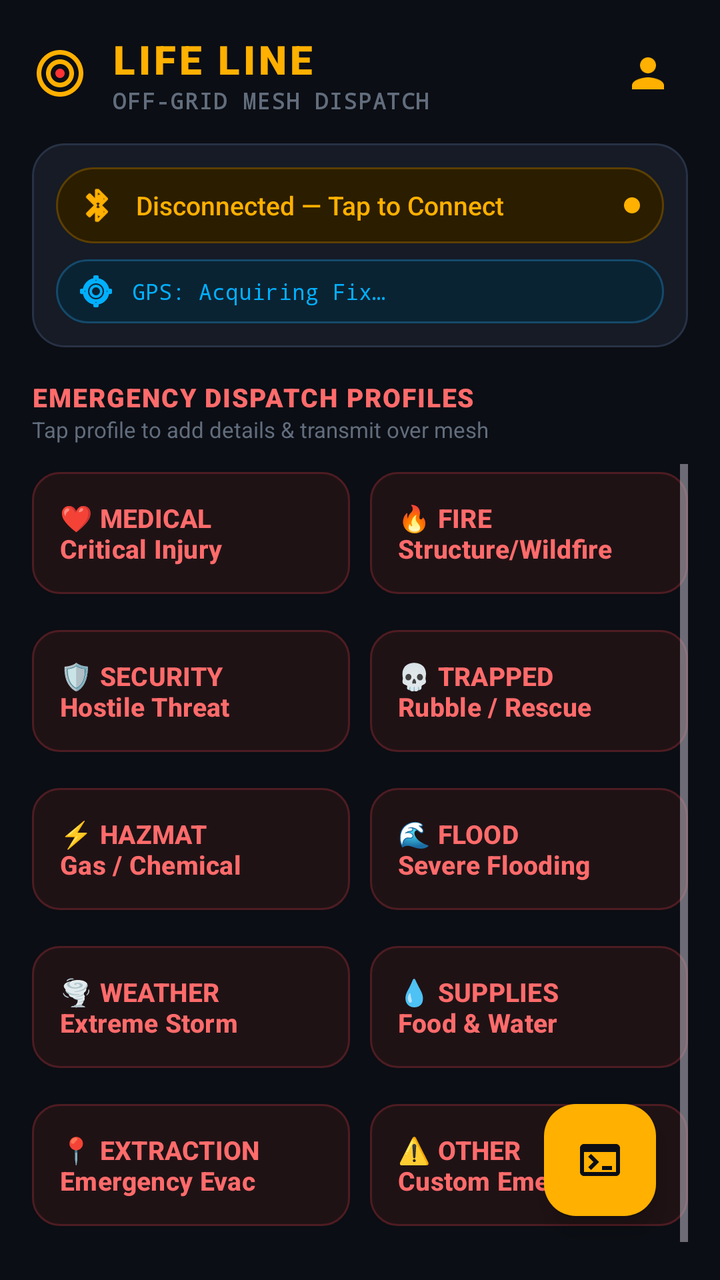
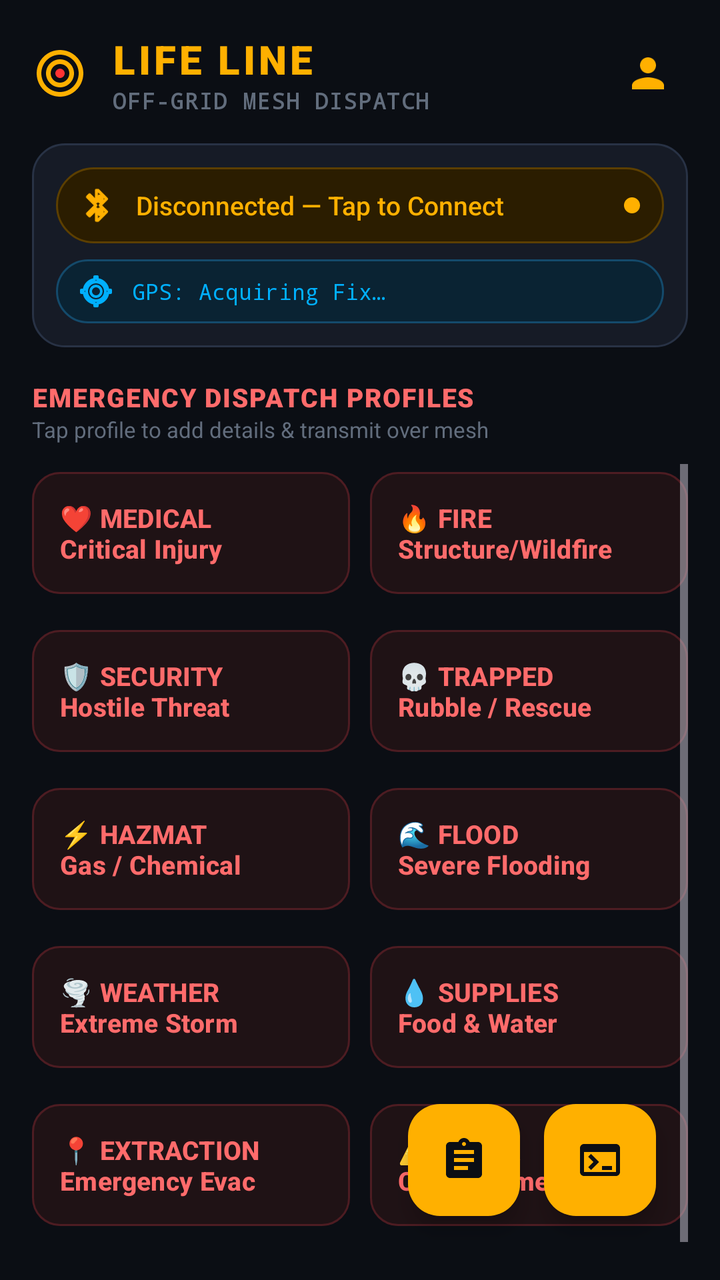

Before-and-after screenshots of an Android layout around one commit, followed by the original layout XML and the change that was made.
<!-- AndroidManifest.xml: application theme Theme.LifeLine -->
<!-- res/layout/activity_main.xml -->
<?xml version="1.0" encoding="utf-8"?>
<androidx.constraintlayout.widget.ConstraintLayout xmlns:android="http://schemas.android.com/apk/res/android"
    xmlns:app="http://schemas.android.com/apk/res-auto"
    xmlns:tools="http://schemas.android.com/tools"
    android:id="@+id/main"
    android:layout_width="match_parent"
    android:layout_height="match_parent"
    android:background="@color/bg_dark"
    android:padding="16dp"
    tools:context=".MainActivity">

    
    <LinearLayout
        android:id="@+id/headerLayout"
        android:layout_width="match_parent"
        android:layout_height="wrap_content"
        android:gravity="center_vertical"
        android:orientation="horizontal"
        app:layout_constraintTop_toTopOf="parent">

        <ImageView
            android:layout_width="28dp"
            android:layout_height="28dp"
            android:contentDescription="@string/logo_desc"
            android:src="@drawable/ic_lifeline_logo" />

        <LinearLayout
            android:layout_width="0dp"
            android:layout_height="wrap_content"
            android:layout_marginStart="12dp"
            android:layout_weight="1"
            android:orientation="vertical">

            <TextView
                android:id="@+id/textView"
                android:layout_width="wrap_content"
                android:layout_height="wrap_content"
                android:fontFamily="sans-serif-black"
                android:letterSpacing="0.08"
                android:text="@string/app_title"
                android:textColor="@color/amber_primary"
                android:textSize="20sp"
                android:textStyle="bold" />

            <TextView
                android:layout_width="wrap_content"
                android:layout_height="wrap_content"
                android:fontFamily="monospace"
                android:letterSpacing="0.05"
                android:text="@string/mesh_dispatch_tag"
                android:textColor="@color/text_muted"
                android:textSize="11sp"
                android:textStyle="bold" />
        </LinearLayout>

        <ImageButton
            android:id="@+id/btnAccount"
            android:layout_width="40dp"
            android:layout_height="40dp"
            android:layout_marginStart="8dp"
            android:background="?attr/selectableItemBackgroundBorderless"
            android:contentDescription="@string/account_desc"
            android:padding="8dp"
            android:scaleType="fitCenter"
            android:src="@drawable/ic_account"
            app:tint="@color/amber_primary" />
    </LinearLayout>

    
    <LinearLayout
        android:id="@+id/statusDashboardCard"
        android:layout_width="match_parent"
        android:layout_height="wrap_content"
        android:layout_marginTop="14dp"
        android:background="@drawable/bg_status_card"
        android:orientation="vertical"
        android:padding="12dp"
        app:layout_constraintTop_toBottomOf="@id/headerLayout">

        
        <LinearLayout
            android:id="@+id/statusConnectContainer"
            android:layout_width="match_parent"
            android:layout_height="wrap_content"
            android:background="@drawable/bg_pill_amber"
            android:clickable="true"
            android:focusable="true"
            android:foreground="?attr/selectableItemBackground"
            android:gravity="center_vertical"
            android:orientation="horizontal"
            android:paddingHorizontal="12dp"
            android:paddingVertical="10dp">

            <ImageView
                android:id="@+id/bluetoothIcon"
                android:layout_width="18dp"
                android:layout_height="18dp"
                android:contentDescription="@string/bluetooth_desc"
                android:src="@drawable/ic_bluetooth"
                app:tint="@color/amber_primary" />

            <TextView
                android:id="@+id/textView2"
                android:layout_width="0dp"
                android:layout_height="wrap_content"
                android:layout_marginStart="10dp"
                android:layout_weight="1"
                android:fontFamily="sans-serif-medium"
                android:text="@string/bt_disconnected"
                android:textColor="@color/amber_primary"
                android:textSize="13sp" />

            <TextView
                android:id="@+id/statusBadgeDot"
                android:layout_width="8dp"
                android:layout_height="8dp"
                android:background="@drawable/bg_pill_amber"
                android:backgroundTint="@color/amber_primary" />
        </LinearLayout>

        
        <LinearLayout
            android:id="@+id/gpsStatusContainer"
            android:layout_width="match_parent"
            android:layout_height="wrap_content"
            android:layout_marginTop="8dp"
            android:background="@drawable/bg_pill_cyan"
            android:gravity="center_vertical"
            android:orientation="horizontal"
            android:paddingHorizontal="12dp"
            android:paddingVertical="8dp">

            <ImageView
                android:layout_width="16dp"
                android:layout_height="16dp"
                android:contentDescription="@string/gps_sensor_desc"
                android:src="@drawable/ic_gps"
                app:tint="@color/cyan_gps" />

            <TextView
                android:id="@+id/gpsStatusText"
                android:layout_width="match_parent"
                android:layout_height="wrap_content"
                android:layout_marginStart="10dp"
                android:fontFamily="monospace"
                android:text="@string/gps_acquiring"
                android:textColor="@color/cyan_gps"
                android:textSize="11sp" />
        </LinearLayout>

    </LinearLayout>

    
    <TextView
        android:id="@+id/dispatchTitle"
        android:layout_width="wrap_content"
        android:layout_height="wrap_content"
        android:layout_marginTop="16dp"
        android:fontFamily="sans-serif-black"
        android:letterSpacing="0.05"
        android:text="@string/dispatch_profiles_title"
        android:textColor="@color/sos_red_light"
        android:textSize="13sp"
        android:textStyle="bold"
        app:layout_constraintStart_toStartOf="parent"
        app:layout_constraintTop_toBottomOf="@id/statusDashboardCard" />

    <TextView
        android:id="@+id/dispatchSubtitle"
        android:layout_width="wrap_content"
        android:layout_height="wrap_content"
        android:fontFamily="sans-serif"
        android:text="@string/dispatch_profiles_subtitle"
        android:textColor="@color/text_muted"
        android:textSize="11sp"
        app:layout_constraintStart_toStartOf="parent"
        app:layout_constraintTop_toBottomOf="@id/dispatchTitle" />

    
    <ScrollView
        android:id="@+id/sosContainer"
        android:layout_width="0dp"
        android:layout_height="0dp"
        android:layout_marginTop="10dp"
        android:fillViewport="true"
        app:layout_constraintBottom_toBottomOf="parent"
        app:layout_constraintEnd_toEndOf="parent"
        app:layout_constraintStart_toStartOf="parent"
        app:layout_constraintTop_toBottomOf="@id/dispatchSubtitle">

        <LinearLayout
            android:layout_width="match_parent"
            android:layout_height="wrap_content"
            android:orientation="vertical">

            
            <LinearLayout
                android:layout_width="match_parent"
                android:layout_height="wrap_content"
                android:layout_marginBottom="10dp"
                android:baselineAligned="false"
                android:orientation="horizontal">

                <com.google.android.material.button.MaterialButton
                    android:id="@+id/sosMedicalButton"
                    style="@style/Widget.Material3.Button.OutlinedButton"
                    android:layout_width="0dp"
                    android:layout_height="wrap_content"
                    android:layout_marginEnd="5dp"
                    android:layout_weight="1"
                    android:backgroundTint="@color/sos_card_bg"
                    android:gravity="start|center_vertical"
                    android:paddingHorizontal="14dp"
                    android:paddingVertical="14dp"
                    android:text="@string/sos_medical_text"
                    android:textColor="@color/sos_red_light"
                    android:textSize="13sp"
                    android:textStyle="bold"
                    app:cornerRadius="14dp"
                    app:strokeColor="@color/sos_card_stroke"
                    app:strokeWidth="1dp" />

                <com.google.android.material.button.MaterialButton
                    android:id="@+id/sosFireButton"
                    style="@style/Widget.Material3.Button.OutlinedButton"
                    android:layout_width="0dp"
                    android:layout_height="wrap_content"
                    android:layout_marginStart="5dp"
                    android:layout_weight="1"
                    android:backgroundTint="@color/sos_card_bg"
                    android:gravity="start|center_vertical"
                    android:paddingHorizontal="14dp"
                    android:paddingVertical="14dp"
                    android:text="@string/sos_fire_text"
                    android:textColor="@color/sos_red_light"
                    android:textSize="13sp"
                    android:textStyle="bold"
                    app:cornerRadius="14dp"
                    app:strokeColor="@color/sos_card_stroke"
                    app:strokeWidth="1dp" />
            </LinearLayout>

            
            <LinearLayout
                android:layout_width="match_parent"
                android:layout_height="wrap_content"
                android:layout_marginBottom="10dp"
                android:baselineAligned="false"
                android:orientation="horizontal">

                <com.google.android.material.button.MaterialButton
                    android:id="@+id/sosSecurityButton"
                    style="@style/Widget.Material3.Button.OutlinedButton"
                    android:layout_width="0dp"
                    android:layout_height="wrap_content"
                    android:layout_marginEnd="5dp"
                    android:layout_weight="1"
                    android:backgroundTint="@color/sos_card_bg"
                    android:gravity="start|center_vertical"
                    android:paddingHorizontal="14dp"
                    android:paddingVertical="14dp"
                    android:text="@string/sos_security_text"
                    android:textColor="@color/sos_red_light"
                    android:textSize="13sp"
                    android:textStyle="bold"
                    app:cornerRadius="14dp"
                    app:strokeColor="@color/sos_card_stroke"
                    app:strokeWidth="1dp" />

                <com.google.android.material.button.MaterialButton
                    android:id="@+id/sosTrappedButton"
                    style="@style/Widget.Material3.Button.OutlinedButton"
                    android:layout_width="0dp"
                    android:layout_height="wrap_content"
                    android:layout_marginStart="5dp"
                    android:layout_weight="1"
                    android:backgroundTint="@color/sos_card_bg"
                    android:gravity="start|center_vertical"
                    android:paddingHorizontal="14dp"
                    android:paddingVertical="14dp"
                    android:text="@string/sos_trapped_text"
                    android:textColor="@color/sos_red_light"
                    android:textSize="13sp"
                    android:textStyle="bold"
                    app:cornerRadius="14dp"
                    app:strokeColor="@color/sos_card_stroke"
                    app:strokeWidth="1dp" />
            </LinearLayout>

            
            <LinearLayout
                android:layout_width="match_parent"
                android:layout_height="wrap_content"
                android:layout_marginBottom="10dp"
                android:baselineAligned="false"
                android:orientation="horizontal">

                <com.google.android.material.button.MaterialButton
                    android:id="@+id/sosHazmatButton"
                    style="@style/Widget.Material3.Button.OutlinedButton"
                    android:layout_width="0dp"
                    android:layout_height="wrap_content"
                    android:layout_marginEnd="5dp"
                    android:layout_weight="1"
                    android:backgroundTint="@color/sos_card_bg"
                    android:gravity="start|center_vertical"
                    android:paddingHorizontal="14dp"
                    android:paddingVertical="14dp"
                    android:text="@string/sos_hazmat_text"
                    android:textColor="@color/sos_red_light"
                    android:textSize="13sp"
                    android:textStyle="bold"
                    app:cornerRadius="14dp"
                    app:strokeColor="@color/sos_card_stroke"
                    app:strokeWidth="1dp" />

                <com.google.android.material.button.MaterialButton
                    android:id="@+id/sosFloodButton"
                    style="@style/Widget.Material3.Button.OutlinedButton"
                    android:layout_width="0dp"
                    android:layout_height="wrap_content"
                    android:layout_marginStart="5dp"
                    android:layout_weight="1"
                    android:backgroundTint="@color/sos_card_bg"
                    android:gravity="start|center_vertical"
                    android:paddingHorizontal="14dp"
                    android:paddingVertical="14dp"
                    android:text="@string/sos_flood_text"
                    android:textColor="@color/sos_red_light"
                    android:textSize="13sp"
                    android:textStyle="bold"
                    app:cornerRadius="14dp"
                    app:strokeColor="@color/sos_card_stroke"
                    app:strokeWidth="1dp" />
            </LinearLayout>

            
            <LinearLayout
                android:layout_width="match_parent"
                android:layout_height="wrap_content"
                android:layout_marginBottom="10dp"
                android:baselineAligned="false"
                android:orientation="horizontal">

                <com.google.android.material.button.MaterialButton
                    android:id="@+id/sosWeatherButton"
                    style="@style/Widget.Material3.Button.OutlinedButton"
                    android:layout_width="0dp"
                    android:layout_height="wrap_content"
                    android:layout_marginEnd="5dp"
                    android:layout_weight="1"
                    android:backgroundTint="@color/sos_card_bg"
                    android:gravity="start|center_vertical"
                    android:paddingHorizontal="14dp"
                    android:paddingVertical="14dp"
                    android:text="@string/sos_weather_text"
                    android:textColor="@color/sos_red_light"
                    android:textSize="13sp"
                    android:textStyle="bold"
                    app:cornerRadius="14dp"
                    app:strokeColor="@color/sos_card_stroke"
                    app:strokeWidth="1dp" />

                <com.google.android.material.button.MaterialButton
                    android:id="@+id/sosFoodWaterButton"
                    style="@style/Widget.Material3.Button.OutlinedButton"
                    android:layout_width="0dp"
                    android:layout_height="wrap_content"
                    android:layout_marginStart="5dp"
                    android:layout_weight="1"
                    android:backgroundTint="@color/sos_card_bg"
                    android:gravity="start|center_vertical"
                    android:paddingHorizontal="14dp"
                    android:paddingVertical="14dp"
                    android:text="@string/sos_supplies_text"
                    android:textColor="@color/sos_red_light"
                    android:textSize="13sp"
                    android:textStyle="bold"
                    app:cornerRadius="14dp"
                    app:strokeColor="@color/sos_card_stroke"
                    app:strokeWidth="1dp" />
            </LinearLayout>

            
            <LinearLayout
                android:layout_width="match_parent"
                android:layout_height="wrap_content"
                android:layout_marginBottom="10dp"
                android:baselineAligned="false"
                android:orientation="horizontal">

                <com.google.android.material.button.MaterialButton
                    android:id="@+id/sosExtractionButton"
                    style="@style/Widget.Material3.Button.OutlinedButton"
                    android:layout_width="0dp"
                    android:layout_height="wrap_content"
                    android:layout_marginEnd="5dp"
                    android:layout_weight="1"
                    android:backgroundTint="@color/sos_card_bg"
                    android:gravity="start|center_vertical"
                    android:paddingHorizontal="14dp"
                    android:paddingVertical="14dp"
                    android:text="@string/sos_extraction_text"
                    android:textColor="@color/sos_red_light"
                    android:textSize="13sp"
                    android:textStyle="bold"
                    app:cornerRadius="14dp"
                    app:strokeColor="@color/sos_card_stroke"
                    app:strokeWidth="1dp" />

                <com.google.android.material.button.MaterialButton
                    android:id="@+id/sosOtherButton"
                    style="@style/Widget.Material3.Button.OutlinedButton"
                    android:layout_width="0dp"
                    android:layout_height="wrap_content"
                    android:layout_marginStart="5dp"
                    android:layout_weight="1"
                    android:backgroundTint="@color/sos_card_bg"
                    android:gravity="start|center_vertical"
                    android:paddingHorizontal="14dp"
                    android:paddingVertical="14dp"
                    android:text="@string/sos_other_text"
                    android:textColor="@color/sos_red_light"
                    android:textSize="13sp"
                    android:textStyle="bold"
                    app:cornerRadius="14dp"
                    app:strokeColor="@color/sos_card_stroke"
                    app:strokeWidth="1dp" />
            </LinearLayout>

        </LinearLayout>
    </ScrollView>

    
    <com.google.android.material.floatingactionbutton.FloatingActionButton
        android:id="@+id/btnToggleTerminal"
        android:layout_width="wrap_content"
        android:layout_height="wrap_content"
        android:layout_margin="16dp"
        android:contentDescription="@string/terminal_toggle_desc"
        android:src="@drawable/ic_terminal"
        app:backgroundTint="@color/amber_primary"
        app:layout_constraintBottom_toBottomOf="parent"
        app:layout_constraintEnd_toEndOf="parent"
        app:tint="@color/bg_dark" />

    
    <com.google.android.material.card.MaterialCardView
        android:id="@+id/terminalOverlayCard"
        android:layout_width="0dp"
        android:layout_height="0dp"
        android:layout_margin="12dp"
        android:visibility="gone"
        app:cardBackgroundColor="#121212"
        app:cardCornerRadius="16dp"
        app:cardElevation="12dp"
        app:layout_constraintBottom_toBottomOf="parent"
        app:layout_constraintEnd_toEndOf="parent"
        app:layout_constraintStart_toStartOf="parent"
        app:layout_constraintTop_toTopOf="parent"
        app:strokeColor="@color/amber_primary"
        app:strokeWidth="1.5dp">

        <LinearLayout
            android:layout_width="match_parent"
            android:layout_height="match_parent"
            android:orientation="vertical"
            android:padding="12dp">

            
            <RelativeLayout
                android:layout_width="match_parent"
                android:layout_height="wrap_content"
                android:layout_marginBottom="8dp">

                <TextView
                    android:id="@+id/terminalTitle"
                    android:layout_width="wrap_content"
                    android:layout_height="wrap_content"
                    android:layout_alignParentStart="true"
                    android:layout_centerVertical="true"
                    android:layout_toStartOf="@id/btnCloseTerminal"
                    android:layout_marginEnd="8dp"
                    android:fontFamily="monospace"
                    android:letterSpacing="0.05"
                    android:text="@string/terminal_title"
                    android:textColor="@color/amber_primary"
                    android:textSize="14sp"
                    android:textStyle="bold" />

                <ImageButton
                    android:id="@+id/btnCloseTerminal"
                    android:layout_width="36dp"
                    android:layout_height="36dp"
                    android:layout_alignParentEnd="true"
                    android:layout_centerVertical="true"
                    android:background="?attr/selectableItemBackgroundBorderless"
                    android:contentDescription="@string/close_terminal_desc"
                    android:src="@drawable/ic_close"
                    app:tint="@color/amber_primary" />
            </RelativeLayout>

            <View
                android:layout_width="match_parent"
                android:layout_height="1dp"
                android:layout_marginBottom="8dp"
                android:background="#33FFFFFF" />

            
            <ScrollView
                android:id="@+id/terminalScrollView"
                android:layout_width="match_parent"
                android:layout_height="0dp"
                android:layout_weight="1"
                android:fillViewport="true">

                <TextView
                    android:id="@+id/terminalLogTextView"
                    android:layout_width="match_parent"
                    android:layout_height="wrap_content"
                    android:fontFamily="monospace"
                    android:lineSpacingExtra="3dp"
                    android:text="@string/terminal_ready"
                    android:textColor="#00FF66"
                    android:textSize="12sp" />
            </ScrollView>

        </LinearLayout>
    </com.google.android.material.card.MaterialCardView>

</androidx.constraintlayout.widget.ConstraintLayout>
<!-- resources referenced by this layout -->
<resources>
  <color name="amber_primary">#FFB000</color>
  <color name="bg_dark">#0B0E14</color>
  <color name="cyan_gps">#00B0FF</color>
  <color name="sos_card_bg">#1F1215</color>
  <color name="sos_card_stroke">#4D1C22</color>
  <color name="sos_red_light">#FF6B6B</color>
  <color name="text_muted">#626D7D</color>
  <!-- drawable bg_pill_cyan (drawable) -->
  <?xml version="1.0" encoding="utf-8"?>
  <shape xmlns:android="http://schemas.android.com/apk/res/android"
      android:shape="rectangle">
      <solid android:color="#0A2333" />
      <stroke
          android:width="1dp"
          android:color="#144A6B" />
      <corners android:radius="20dp" />
  </shape>
  <string name="account_desc">Account Profile</string>
  <string name="app_title">LIFE LINE</string>
  <string name="bluetooth_desc">Bluetooth</string>
  <string name="bt_disconnected">Disconnected — Tap to Connect</string>
  <string name="close_terminal_desc">Close Terminal</string>
  <string name="dispatch_profiles_subtitle">Tap profile to add details &amp; transmit over mesh</string>
  <string name="dispatch_profiles_title">EMERGENCY DISPATCH PROFILES</string>
  <string name="gps_acquiring">GPS: Acquiring Fix…</string>
  <string name="gps_sensor_desc">GPS Sensor</string>
  <string name="logo_desc">Life Line Logo</string>
  <string name="mesh_dispatch_tag">OFF-GRID MESH DISPATCH</string>
  <string name="sos_extraction_text">📍 EXTRACTION\nEmergency Evac</string>
  <string name="sos_fire_text">🔥 FIRE\nStructure/Wildfire</string>
  <string name="sos_flood_text">🌊 FLOOD\nSevere Flooding</string>
  <string name="sos_hazmat_text">⚡ HAZMAT\nGas / Chemical</string>
  <string name="sos_medical_text">❤️ MEDICAL\nCritical Injury</string>
  <string name="sos_other_text">⚠️ OTHER\nCustom Emergency</string>
  <string name="sos_security_text">🛡️ SECURITY\nHostile Threat</string>
  <string name="sos_supplies_text">💧 SUPPLIES\nFood &amp; Water</string>
  <string name="sos_trapped_text">💀 TRAPPED\nRubble / Rescue</string>
  <string name="sos_weather_text">🌪️ WEATHER\nExtreme Storm</string>
  <string name="terminal_ready">[SYSTEM] BLE Serial Terminal Ready.\n</string>
  <string name="terminal_title">📡 BLE SERIAL TERMINAL</string>
  <string name="terminal_toggle_desc">Bluetooth Serial Terminal</string>
  <style name="Theme.LifeLine" parent="Base.Theme.LifeLine" />
  <color name="sos_red">#FF3B30</color>
  <color name="white">#FFFFFFFF</color>
  <color name="surface_dark">#161B26</color>
  <color name="text_primary">#F0F4F8</color>
  <color name="surface_variant">#1F2636</color>
  <color name="text_secondary">#9DA8B8</color>
  <style name="Theme.LifeLine.Dialog" parent="ThemeOverlay.Material3.MaterialAlertDialog">
          <item name="shapeAppearanceOverlay">@style/ShapeAppearance.LifeLine.Dialog</item>
          <item name="colorSurface">@color/surface_variant</item>
          <item name="colorOnSurface">@color/text_primary</item>
      </style>
  <style name="ShapeAppearance.LifeLine.Dialog" parent="">
          <item name="cornerSize">20dp</item>
      </style>
  <!-- unchanged entries left out for length: 9 -->
</resources>

<!-- the commit's change to res/layout/activity_main.xml (unified diff, before → after) -->
@@ -430,6 +430,20 @@
 
         </LinearLayout>
     </ScrollView>
+
+    
+    <com.google.android.material.floatingactionbutton.FloatingActionButton
+        android:id="@+id/btnToggleSentMessages"
+        android:layout_width="wrap_content"
+        android:layout_height="wrap_content"
+        android:layout_marginEnd="12dp"
+        android:layout_marginBottom="16dp"
+        android:contentDescription="@string/sent_messages_toggle_desc"
+        android:src="@drawable/ic_sent_history"
+        app:backgroundTint="@color/amber_primary"
+        app:layout_constraintBottom_toBottomOf="parent"
+        app:layout_constraintEnd_toStartOf="@id/btnToggleTerminal"
+        app:tint="@color/bg_dark" />
 
     
     <com.google.android.material.floatingactionbutton.FloatingActionButton
@@ -528,4 +542,96 @@
         </LinearLayout>
     </com.google.android.material.card.MaterialCardView>
 
+    
+    <com.google.android.material.card.MaterialCardView
+        android:id="@+id/sentMessagesOverlayCard"
+        android:layout_width="0dp"
+        android:layout_height="0dp"
+        android:layout_margin="12dp"
+        android:visibility="gone"
+        app:cardBackgroundColor="#121212"
+        app:cardCornerRadius="16dp"
+        app:cardElevation="12dp"
+        app:layout_constraintBottom_toBottomOf="parent"
+        app:layout_constraintEnd_toEndOf="parent"
+        app:layout_constraintStart_toStartOf="parent"
+        app:layout_constraintTop_toTopOf="parent"
+        app:strokeColor="@color/amber_primary"
+        app:strokeWidth="1.5dp">
+
+        <LinearLayout
+            android:layout_width="match_parent"
+            android:layout_height="match_parent"
+            android:orientation="vertical"
+            android:padding="12dp">
+
+            
+            <RelativeLayout
+                android:layout_width="match_parent"
+                android:layout_height="wrap_content"
+                android:layout_marginBottom="8dp">
+
+                <TextView
+                    android:id="@+id/sentMessagesTitle"
+                    android:layout_width="wrap_content"
+                    android:layout_height="wrap_content"
+                    android:layout_alignParentStart="true"
+                    android:layout_centerVertical="true"
+                    android:layout_toStartOf="@id/btnCloseSentMessages"
+                    android:layout_marginEnd="8dp"
+                    android:fontFamily="monospace"
+                    android:letterSpacing="0.05"
+                    android:text="@string/sent_messages_title"
+                    android:textColor="@color/amber_primary"
+                    android:textSize="14sp"
+                    android:textStyle="bold" />
+
+                <ImageButton
+                    android:id="@+id/btnCloseSentMessages"
+                    android:layout_width="36dp"
+                    android:layout_height="36dp"
+                    android:layout_alignParentEnd="true"
+                    android:layout_centerVertical="true"
+                    android:background="?attr/selectableItemBackgroundBorderless"
+                    android:contentDescription="@string/close_sent_messages_desc"
+                    android:src="@drawable/ic_close"
+                    app:tint="@color/amber_primary" />
+            </RelativeLayout>
+
+            <View
+                android:layout_width="match_parent"
+                android:layout_height="1dp"
+                android:layout_marginBottom="8dp"
+                android:background="#33FFFFFF" />
+
+            
+            <TextView
+                android:id="@+id/sentMessagesEmptyView"
+                android:layout_width="match_parent"
+                android:layout_height="wrap_content"
+                android:padding="24dp"
+                android:gravity="center"
+                android:text="@string/no_sent_messages"
+                android:textColor="@color/text_muted"
+                android:textSize="13sp"
+                android:visibility="gone" />
+
+            
+            <ScrollView
+                android:id="@+id/sentMessagesScrollView"
+                android:layout_width="match_parent"
+                android:layout_height="0dp"
+                android:layout_weight="1"
+                android:fillViewport="true">
+
+                <LinearLayout
+                    android:id="@+id/sentMessagesContainer"
+                    android:layout_width="match_parent"
+                    android:layout_height="wrap_content"
+                    android:orientation="vertical" />
+            </ScrollView>
+
+        </LinearLayout>
+    </com.google.android.material.card.MaterialCardView>
+
 </androidx.constraintlayout.widget.ConstraintLayout>
<!-- resource entries referenced after the edit -->
@@ -17,10 +17,21 @@
           android:color="#144A6B" />
       <corners android:radius="20dp" />
   </shape>
+  <!-- drawable ic_sent_history (drawable) -->
+  <vector xmlns:android="http://schemas.android.com/apk/res/android"
+      android:width="24dp"
+      android:height="24dp"
+      android:viewportWidth="24"
+      android:viewportHeight="24">
+    <path
+        android:fillColor="#FFFFFFFF"
+        android:pathData="M19,3h-4.18C14.4,1.84 13.3,1 12,1c-1.3,0 -2.4,0.84 -2.82,2H5c-1.1,0 -2,0.9 -2,2v14c0,1.1 0.9,2 2,2h14c1.1,0 2,-0.9 2,-2V5c0,-1.1 -0.9,-2 -2,-2zM12,3c0.55,0 1,0.45 1,1s-0.45,1 -1,1 -1,-0.45 -1,-1 0.45,-1 1,-1zM14,17H7v-2h7v2zM17,13H7v-2h10v2zM17,9H7V7h10v2z"/>
+  </vector>
   <string name="account_desc">Account Profile</string>
   <string name="app_title">LIFE LINE</string>
   <string name="bluetooth_desc">Bluetooth</string>
   <string name="bt_disconnected">Disconnected — Tap to Connect</string>
+  <string name="close_sent_messages_desc">Close Outbound SOS Log</string>
   <string name="close_terminal_desc">Close Terminal</string>
   <string name="dispatch_profiles_subtitle">Tap profile to add details &amp; transmit over mesh</string>
   <string name="dispatch_profiles_title">EMERGENCY DISPATCH PROFILES</string>
@@ -28,6 +39,9 @@
   <string name="gps_sensor_desc">GPS Sensor</string>
   <string name="logo_desc">Life Line Logo</string>
   <string name="mesh_dispatch_tag">OFF-GRID MESH DISPATCH</string>
+  <string name="no_sent_messages">No outbound SOS messages transmitted yet.</string>
+  <string name="sent_messages_title">📋 OUTBOUND SOS LOG</string>
+  <string name="sent_messages_toggle_desc">Sent SOS Messages</string>
   <string name="sos_extraction_text">📍 EXTRACTION\nEmergency Evac</string>
   <string name="sos_fire_text">🔥 FIRE\nStructure/Wildfire</string>
   <string name="sos_flood_text">🌊 FLOOD\nSevere Flooding</string>
